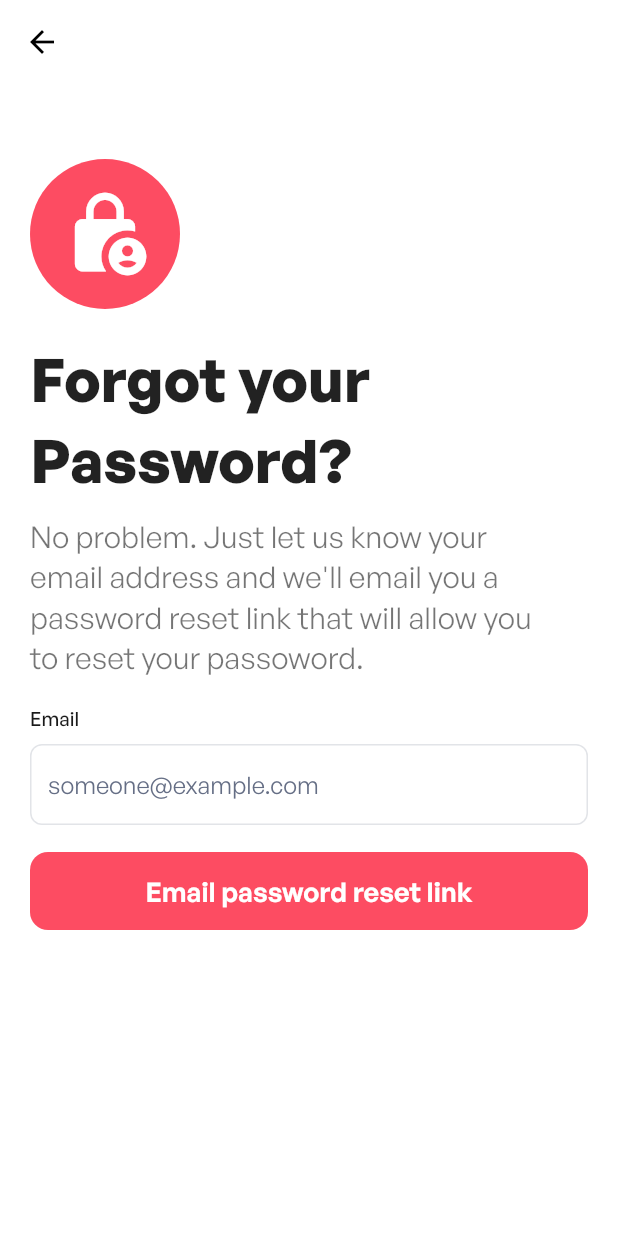
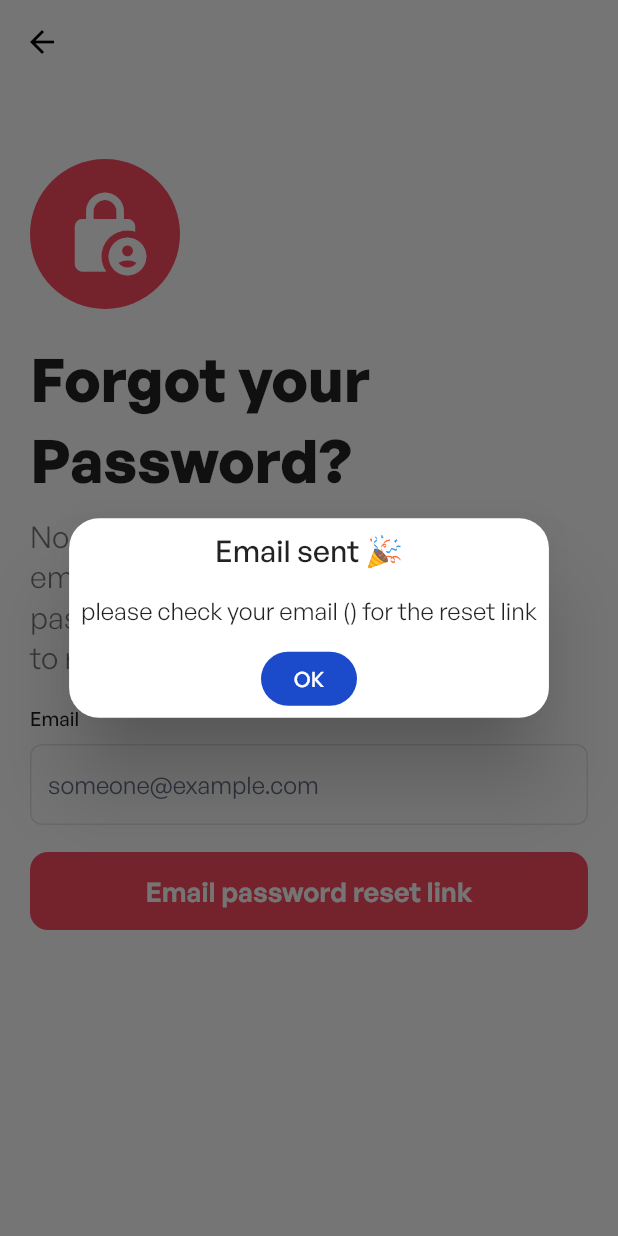
Before and after one commit to InSync-HQ/InSync, a Flutter app: the ForgotPage screen opened directly, after a tap on "Email password reset link", on a phone screen of 412 x 824 dp. Run offline on Flutter 3.47's test engine with Material 2 defaults, Android fonts, the phone set to English and light mode, and no system bars; our stand-ins replace dio, flutter_feather_icons, flutter_secure_storage, get, get_storage, image_picker and 3 more; missing offline and left inert: stacked_themes; accounts and stored records are empty.

```diff
--- a/lib/view/auth/forgot_password.dart
+++ b/lib/view/auth/forgot_password.dart
@@ -1,4 +1,6 @@
 import 'package:flutter/material.dart';
+import 'package:get/get.dart';
+import 'package:insync/view/auth/authorization.dart';
 import 'package:insync/widgets/button.dart';
 import 'package:insync/widgets/input_field.dart';
 
@@ -10,6 +12,7 @@ class ForgotPage extends StatefulWidget {
 }
 
 class _ForgotPageState extends State<ForgotPage> {
+  final emailCtr = TextEditingController();
   @override
   Widget build(BuildContext context) {
     return Scaffold(
@@ -64,15 +67,25 @@ class _ForgotPageState extends State<ForgotPage> {
                       ),
                     ),
                     const SizedBox(height: 10),
-                    const InputField(
+                    InputField(
                       label: "Email",
                       placeholder: "someone@example.com",
                       keyboard: TextInputType.emailAddress,
+                      controller: emailCtr,
                     ),
                     const SizedBox(height: 10),
                     PrimaryButton(
                       buttonTitle: "Email password reset link",
-                      onPressed: () {},
+                      onPressed: () {
+                        String email = emailCtr.text;
+                        Get.defaultDialog(
+                          title: "Email sent 🎉",
+                          middleText:
+                              "please check your email ($email) for the reset link",
+                          textConfirm: "OK",
+                          onConfirm: () => Get.to(()=> const Authorization()),
+                        );
+                      },
                     ),
                   ],
                 ),
```
